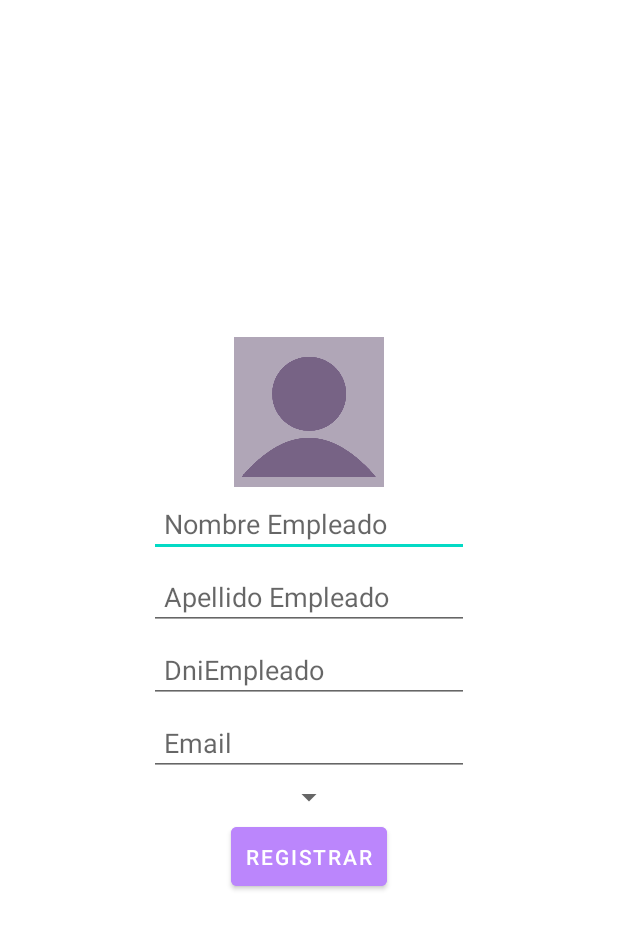
After one commit to isabelcoboruizazuaga/ScrumManager, an Android app: the layout activity_editar_empleado.xml on its own in the app's theme, with its tools: preview values and no code run, on a phone screen of 412 x 824 dp. The commit adds this screen. Shown: the top 929 px of the screen. Run offline under Robolectric (Android 15) with nearby library versions, the phone set to English and light mode, and no system bars.

Commit message:
Editar y borrar empleado añadido

```diff
--- a/app/src/main/AndroidManifest.xml
+++ b/app/src/main/AndroidManifest.xml
@@ -9,7 +9,8 @@
         android:roundIcon="@mipmap/ic_launcher_round"
         android:supportsRtl="true"
         android:theme="@style/Theme.ScrumManager">
-        <activity android:name=".Vistas.NuevoEmpleadoActivity"></activity>
+        <activity android:name=".Vistas.EditarEmpleadoActivity"></activity>
+        <activity android:name=".Vistas.NuevoEmpleadoActivity" />
         <activity
             android:name=".Vistas.LoginActivity"
             android:label="@string/title_activity_login"
@@ -23,7 +24,7 @@
         <activity
             android:name=".NavigationDrawerActivity"
             android:label="@string/app_name"
-            android:theme="@style/Theme.ScrumManager.NoActionBar"></activity>
+            android:theme="@style/Theme.ScrumManager.NoActionBar" />
     </application>
 
 </manifest>
--- a/app/src/main/java/com/example/scrummanager/Vistas/NuevoEmpleadoActivity.java
+++ b/app/src/main/java/com/example/scrummanager/Vistas/NuevoEmpleadoActivity.java
@@ -206,6 +206,7 @@ public class NuevoEmpleadoActivity extends AppCompatActivity {
         String contrasenia = et_contrasenia.getText().toString();
         String nombre = et_nombre.getText().toString();
         String apellido = et_apellidos.getText().toString();
+        String dni= et_dni.getText().toString();
 
         //El usuario se registra sólo si ha rellenado los tres campos
         if(!TextUtils.isEmpty(nombre)&& !TextUtils.isEmpty(apellido)&& !TextUtils.isEmpty(email)&& !TextUtils.isEmpty(contrasenia)){
@@ -228,6 +229,7 @@ public class NuevoEmpleadoActivity extends AppCompatActivity {
                                     String uid = user.getUid();
                                     Empleado empleadoObjeto= new Empleado(uid,nombre,apellido,eid);
                                     empleadoObjeto.setEmailEmpleado(email);
+                                    empleadoObjeto.setNifEmpleado(dni);
                                     empleadoObjeto.setIdDepartamento(idDepartamento);
                                     dbReference.child(eid).child("Empleados").child(uid).setValue(empleadoObjeto);
 
--- /dev/null
+++ b/app/src/main/res/layout/activity_editar_empleado.xml
@@ -0,0 +1,123 @@
+<?xml version="1.0" encoding="utf-8"?>
+<androidx.constraintlayout.widget.ConstraintLayout xmlns:android="http://schemas.android.com/apk/res/android"
+    xmlns:app="http://schemas.android.com/apk/res-auto"
+    xmlns:tools="http://schemas.android.com/tools"
+    android:layout_width="match_parent"
+    android:layout_height="match_parent"
+    tools:context=".Vistas.EditarEmpleadoActivity">
+    <LinearLayout
+        android:layout_width="match_parent"
+        android:layout_height="match_parent"
+        android:gravity="center"
+        android:orientation="vertical">
+
+        <LinearLayout
+            android:layout_width="100dp"
+            android:layout_height="100dp"
+            android:gravity="center_horizontal|bottom"
+            android:orientation="horizontal">
+
+            <com.example.scrummanager.Controladores.ProporcionalImageView
+                android:id="@+id/iv_imagenEmpleado"
+                android:layout_width="match_parent"
+                android:layout_height="match_parent"
+                android:src="@drawable/profile_pic" />
+        </LinearLayout>
+
+        <LinearLayout
+            android:layout_width="match_parent"
+            android:layout_height="wrap_content"
+            android:gravity="center|center_horizontal|center_vertical"
+            android:orientation="horizontal">
+
+            <EditText
+                android:id="@+id/et_nombreEmpleado"
+                android:layout_width="wrap_content"
+                android:layout_height="wrap_content"
+                android:layout_margin="2dp"
+                android:ems="10"
+                android:hint="Nombre Empleado"
+                android:inputType="textPersonName"
+                android:padding="10dp"/>
+        </LinearLayout>
+
+        <LinearLayout
+            android:layout_width="match_parent"
+            android:layout_height="wrap_content"
+            android:gravity="center|center_horizontal|center_vertical"
+            android:orientation="horizontal">
+
+            <EditText
+                android:id="@+id/et_apellidoEmpleado"
+                android:layout_width="wrap_content"
+                android:layout_height="wrap_content"
+                android:layout_margin="2dp"
+                android:ems="10"
+                android:hint="Apellido Empleado"
+                android:inputType="textPersonName"
+                android:padding="10dp"/>
+        </LinearLayout>
+        <LinearLayout
+            android:layout_width="match_parent"
+            android:layout_height="wrap_content"
+            android:gravity="center|center_horizontal|center_vertical"
+            android:orientation="horizontal">
+
+            <EditText
+                android:id="@+id/et_dniEmpleado"
+                android:layout_width="wrap_content"
+                android:layout_height="wrap_content"
+                android:layout_margin="2dp"
+                android:ems="10"
+                android:hint="DniEmpleado"
+                android:inputType="textPersonName"
+                android:padding="10dp"/>
+        </LinearLayout>
+
+        <LinearLayout
+            android:layout_width="match_parent"
+            android:layout_height="wrap_content"
+            android:gravity="center|center_horizontal|center_vertical"
+            android:orientation="horizontal">
+
+            <EditText
+                android:id="@+id/et_emailEmpleado"
+                android:layout_width="wrap_content"
+                android:layout_height="wrap_content"
+                android:layout_margin="2dp"
+                android:ems="10"
+                android:hint="Email"
+                android:inputType="textEmailAddress"
+                android:padding="10dp" />
+        </LinearLayout>
+
+        <LinearLayout
+            android:layout_width="match_parent"
+            android:layout_height="wrap_content"
+            android:gravity="center|center_horizontal|center_vertical"
+            android:orientation="horizontal">
+
+            <Spinner
+                android:id="@+id/spinner_departamentos"
+                android:layout_width="wrap_content"
+                android:layout_height="wrap_content"
+                android:ems="10"/>
+        </LinearLayout>
+
+        <LinearLayout
+            android:layout_width="match_parent"
+            android:layout_height="wrap_content"
+            android:gravity="center|center_horizontal|center_vertical"
+            android:orientation="horizontal">
+
+            <Button
+                android:id="@+id/btn_registrarEmpleado"
+                android:layout_width="wrap_content"
+                android:layout_height="wrap_content"
+                android:layout_margin="2dp"
+                android:padding="10dp"
+                android:text="Registrar"
+                android:backgroundTint="@color/purple_200"/>
+        </LinearLayout>
+    </LinearLayout>
+</androidx.constraintlayout.widget.ConstraintLayout>
```
Also changed, not shown: app/src/main/java/com/example/scrummanager/Controladores/AdaptadorEmpleados.java (+49 -12 lines), app/src/main/java/com/example/scrummanager/Vistas/EditarEmpleadoActivity.java (added, +213 -0 lines), app/src/main/java/com/example/scrummanager/Vistas/Empleados.java (+0 -19 lines).
